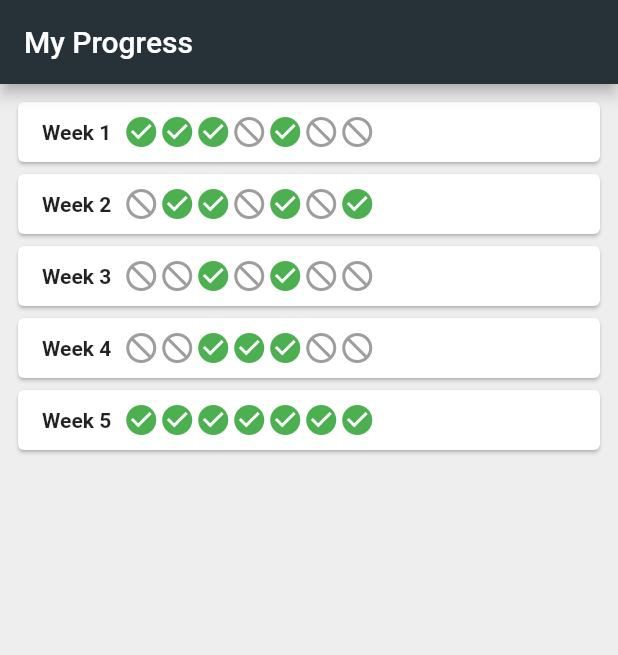
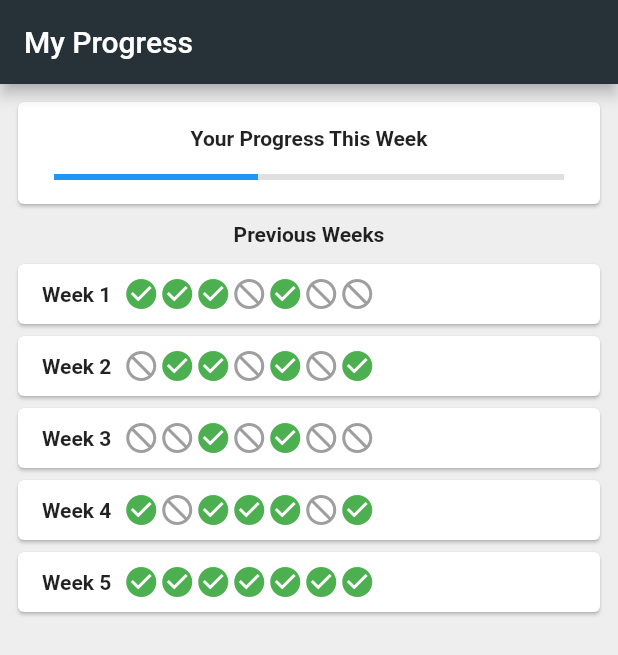
Before and after one commit to ecargnfx/save-the-planet, a Flutter app: the screen it shows after launch, on a phone screen of 412 x 824 dp. Shown: the top 655 px of the screen. Run offline on Flutter 3.47's test engine with Material 2 defaults, Android fonts, the phone set to English and light mode, and no system bars; our stand-ins replace charts_flutter, equatable, numberpicker; missing offline and left inert: todos_app_core.

Commit message:
updated screen

```diff
--- a/lib/screens/weekly_progress.dart
+++ b/lib/screens/weekly_progress.dart
@@ -94,13 +94,13 @@ class _WeeklyProgressState extends State<WeeklyProgress> {
               child: Row(
                 mainAxisAlignment: MainAxisAlignment.spaceAround,
                 children: <Widget>[
-                  Icon(Icons.not_interested, color: Colors.grey[500]),
+                  Icon(Icons.check_circle, color: Colors.green),
                   Icon(Icons.not_interested, color: Colors.grey[500]),
                   Icon(Icons.check_circle, color: Colors.green),
                   Icon(Icons.check_circle, color: Colors.green),
                   Icon(Icons.check_circle, color: Colors.green),
                   Icon(Icons.not_interested, color: Colors.grey[500]),
-                  Icon(Icons.not_interested, color: Colors.grey[500]),
+                  Icon(Icons.check_circle, color: Colors.green),
                 ],
               ),
             )
@@ -146,7 +146,35 @@ class _WeeklyProgressState extends State<WeeklyProgress> {
       body: SafeArea(
         child: Padding(
           padding: const EdgeInsets.all(8.0),
-          child: Column(children: weeks),
+          child: Column(
+            children: <Widget>[
+              Card(
+                  child: Padding(
+                padding:
+                    const EdgeInsets.symmetric(vertical: 8.0, horizontal: 16.0),
+                child: Column(
+                  children: <Widget>[
+                    Padding(
+                      padding: const EdgeInsets.symmetric(vertical: 8.0),
+                      child: Text('Your Progress This Week',
+                          style: TextStyle(fontWeight: FontWeight.bold)),
+                    ),
+                    Padding(
+                      padding: const EdgeInsets.all(8.0),
+                      child: LinearProgressIndicator(
+                          value: 0.4, backgroundColor: Colors.grey[300]),
+                    )
+                  ],
+                ),
+              )),
+              Padding(
+                padding: const EdgeInsets.all(8.0),
+                child: Text('Previous Weeks',
+                    style: TextStyle(fontWeight: FontWeight.bold)),
+              ),
+              Column(children: weeks)
+            ],
+          ),
         ),
       ),
     );
```
